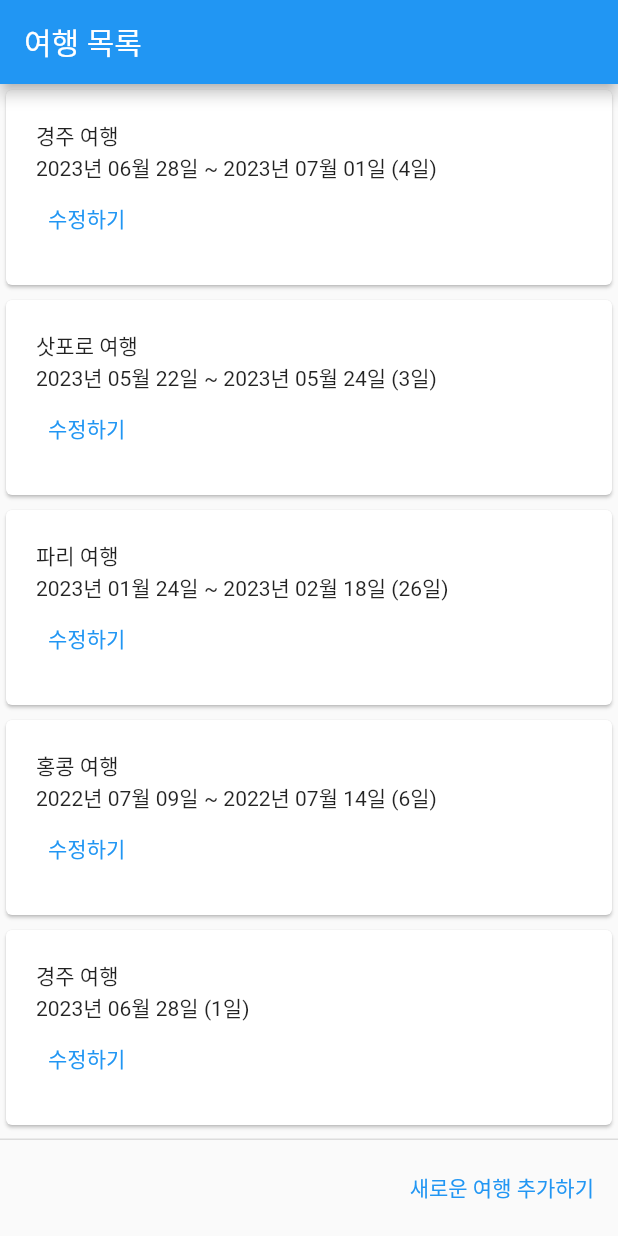
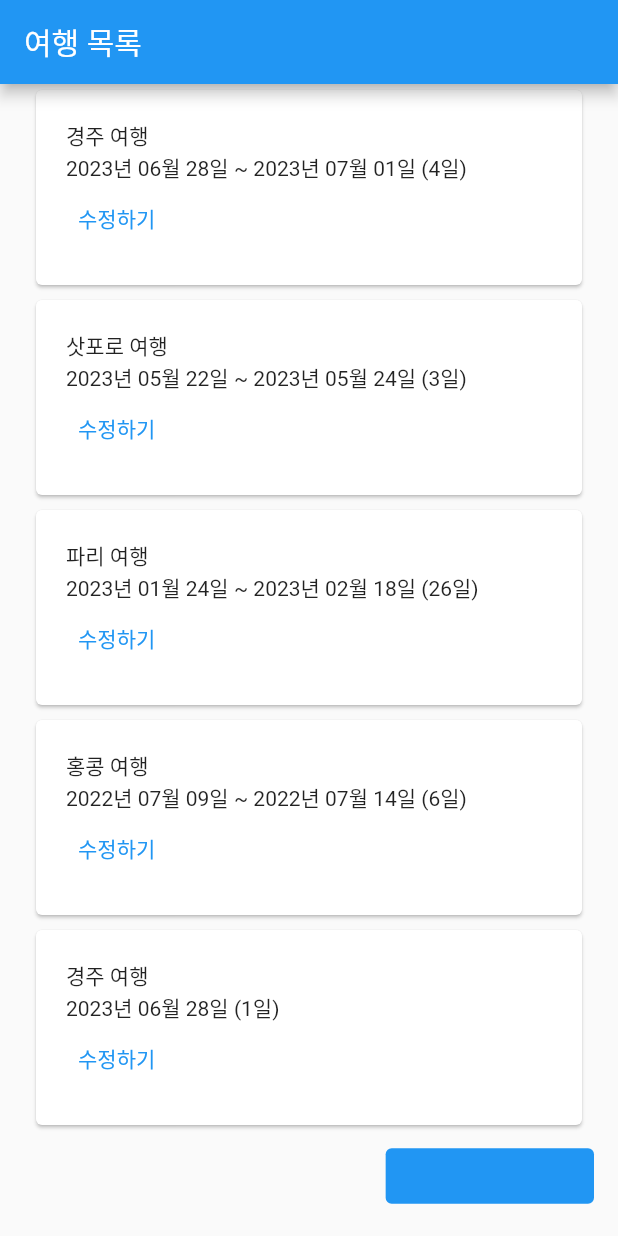
Before and after one commit to dongoc/flutter-trip-expenses-manager, a Flutter app: the screen it shows after launch, on a phone screen of 412 x 824 dp. Run offline on Flutter 3.47's test engine with Material 2 defaults, Android fonts, the phone set to English and light mode, and no system bars; our stand-ins replace date_format.

Commit message:
floating button으로 변경

```diff
--- a/lib/screens/expense_list_screen.dart
+++ b/lib/screens/expense_list_screen.dart
@@ -54,8 +54,7 @@ class ExpenseListScreen extends StatelessWidget {
       appBar: AppBar(
         title: Text("${trip.title} 비용"),
       ),
-      body: SingleChildScrollView(
-        child: Column(children: [
+      body: Column(children: [
         Text('총 ${formatNumberWithSeparator(getTotalAmount(expenses))} 원'),
         for (var day = 0; day < tripPeriod + 2; day++)
           Row(
@@ -84,7 +83,6 @@ class ExpenseListScreen extends StatelessWidget {
             ],
           )
       ]),
-      ),
       floatingActionButton: TextButton(
         onPressed: () {
           Navigator.push(
--- a/lib/screens/trip_list_screen.dart
+++ b/lib/screens/trip_list_screen.dart
@@ -3,7 +3,6 @@ import 'package:trip_expenses_manager/screens/trip_form_screen.dart';
 
 import '../static/trip_list.dart';
 import '../types/form.dart';
-import '../widgets/form/button.dart';
 import '../widgets/trip/trip_card.dart';
 
 class TripListScreen extends StatelessWidget {
@@ -15,7 +14,9 @@ class TripListScreen extends StatelessWidget {
       appBar: AppBar(
         title: const Text("여행 목록"),
       ),
-      body: ListView.separated(
+      body: Padding(
+        padding: const EdgeInsets.symmetric(horizontal: 20),
+        child: ListView.separated(
           itemBuilder: (context, index) {
             return TripCard(trip: tripList[index]);
           },
@@ -26,9 +27,8 @@ class TripListScreen extends StatelessWidget {
           },
           itemCount: tripList.length,
         ),
-      persistentFooterButtons: [
-        FloatingButton(
-            text: '새로운 여행 추가하기',
+      ),
+      floatingActionButton: TextButton(
         onPressed: () {
           Navigator.push(
               context,
@@ -36,8 +36,12 @@ class TripListScreen extends StatelessWidget {
                 builder: (context) =>
                     const TripFormScreen(formType: FormType.create),
               ));
-            })
-      ],
+        },
+        style: ButtonStyle(
+            backgroundColor: MaterialStateProperty.all(Colors.blue)),
+        // shape: const RoundedRectangleBorder(),
+        child: const Text('새로운 여행 추가하기'),
+      ),
     );
   }
 }
```
Also changed, not shown: lib/static/expense_list.dart (+40 -40 lines). Lines whose indentation alone changed are shown as unchanged.
